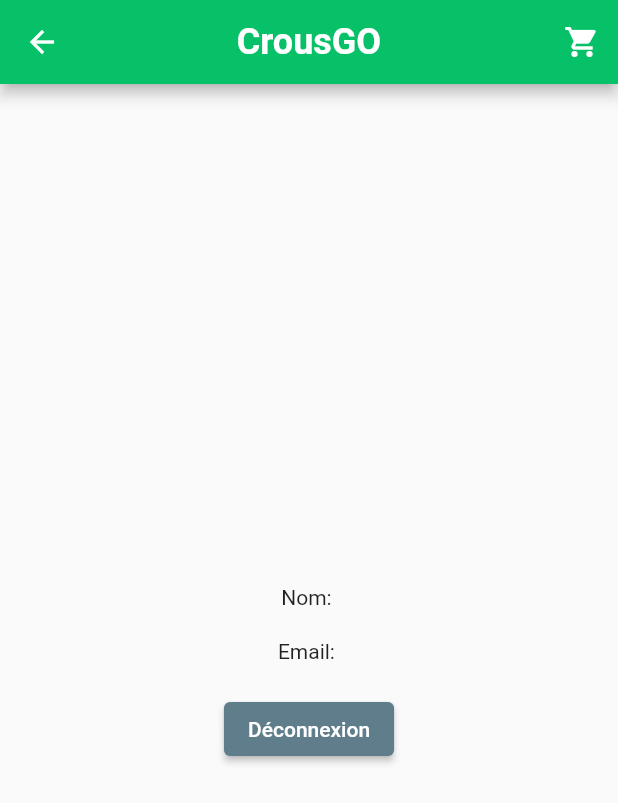
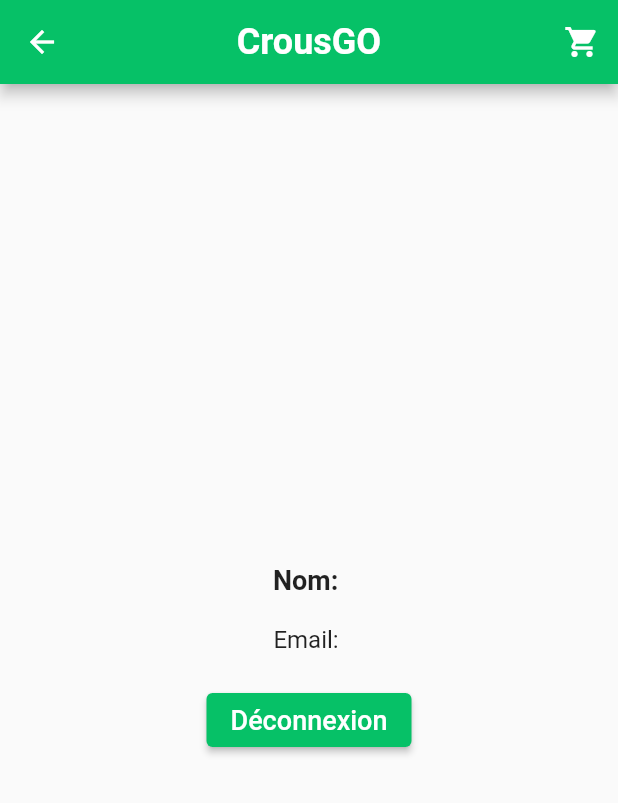
Before and after one commit to CrousGoApp/CROUSGo_app_frontend, a Flutter app: the ProfilePage screen opened directly, on a phone screen of 412 x 824 dp. Shown: the top 803 px of the screen. Run offline on Flutter 3.47's test engine with Material 2 defaults, Android fonts, the phone set to English and light mode, and no system bars; our stand-ins replace firebase_auth, firebase_core; accounts and stored records are empty; network calls fail.

Commit message:
visuel de la page profile

```diff
--- a/lib/Pages/ProfilePage.dart
+++ b/lib/Pages/ProfilePage.dart
@@ -47,17 +47,22 @@
         child: Column(
           mainAxisAlignment: MainAxisAlignment.center,
           children: [
-            if (user?.photoURL != null)
-              CircleAvatar(
-                radius: 50,
-                backgroundImage: NetworkImage(user!.photoURL!),
+            if (user?.displayName != null)
+              Text(
+                'Nom: ${user!.displayName}',
+                style: const TextStyle(
+                  fontSize: 18,
+                  fontWeight: FontWeight.bold,
+                ),
               ),
             const SizedBox(height: 20),
-            if (user?.displayName != null)
-              Text('Nom: ${user!.displayName}'),
-            const SizedBox(height: 20),
             if (user?.email != null)
-              Text('Email: ${user!.email}'),
+              Text(
+                'Email: ${user!.email}',
+                style: const TextStyle(
+                  fontSize: 16,
+                ),
+              ),
             const SizedBox(height: 20),
             ElevatedButton(
               onPressed: () async {
@@ -68,10 +73,20 @@
                   print("Erreur lors de la déconnexion: $e");
                 }
               },
-              child: const Text('Déconnexion'),
+              style: ElevatedButton.styleFrom(
+                backgroundColor: Color(0xFF06C167),
+              ),
+              child: const Text(
+                'Déconnexion',
+                style: TextStyle(
+                  color: Colors.white,
+                  fontSize: 18,
+                ),
+              ),
             ),
           ],
         ),
+
       ),
     );
   }
```
